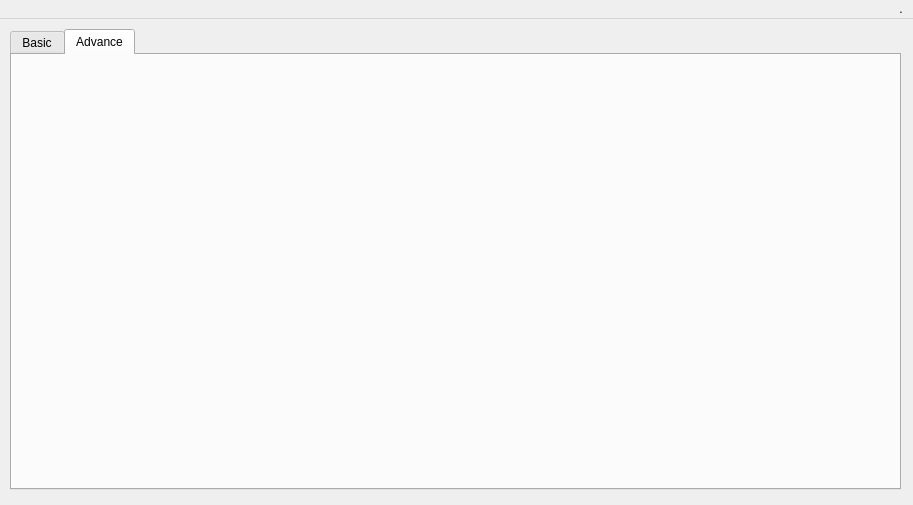
Above: mainwindow.ui from alateka/Qlear before the change. Below: the same form after it.
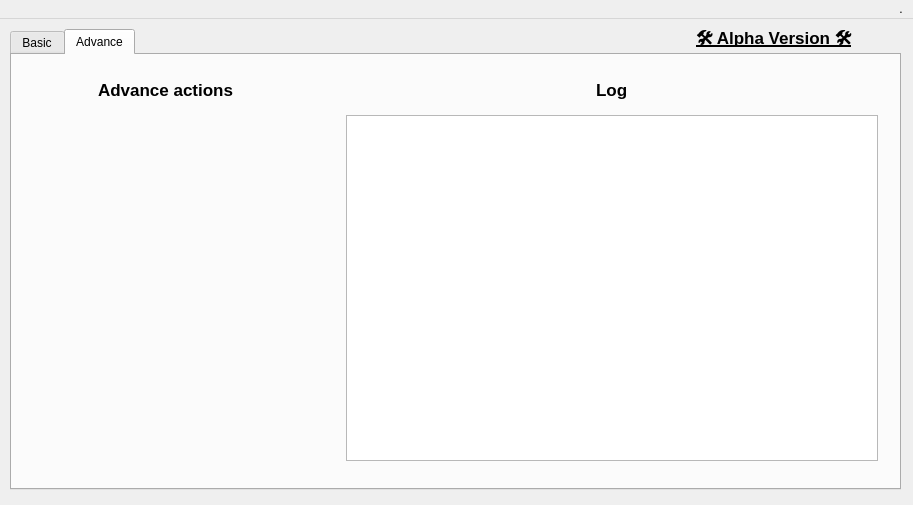
That is the form after the change. The open tabs and pages were chosen to show the change. Icons and pictures are not drawn.

```diff
--- a/mainwindow.ui
+++ b/mainwindow.ui
@@ -131,71 +131,7 @@
          </property>
         </spacer>
        </item>
-       <item row="6" column="2">
-        <spacer name="verticalSpacer">
-         <property name="orientation">
-          <enum>Qt::Vertical</enum>
-         </property>
-         <property name="sizeType">
-          <enum>QSizePolicy::Fixed</enum>
-         </property>
-         <property name="sizeHint" stdset="0">
-          <size>
-           <width>0</width>
-           <height>300</height>
-          </size>
-         </property>
-        </spacer>
-       </item>
-       <item row="2" column="3" rowspan="5" colspan="2">
-        <widget class="QTextBrowser" name="logsBox">
-         <property name="font">
-          <font>
-           <family>Ubuntu</family>
-           <pointsize>11</pointsize>
-           <stylestrategy>PreferAntialias</stylestrategy>
-          </font>
-         </property>
-         <property name="html">
-          <string>&lt;!DOCTYPE HTML PUBLIC &quot;-//W3C//DTD HTML 4.0//EN&quot; &quot;http://www.w3.org/TR/REC-html40/strict.dtd&quot;&gt;
-&lt;html&gt;&lt;head&gt;&lt;meta name=&quot;qrichtext&quot; content=&quot;1&quot; /&gt;&lt;meta charset=&quot;utf-8&quot; /&gt;&lt;style type=&quot;text/css&quot;&gt;
-p, li { white-space: pre-wrap; }
-hr { height: 1px; border-width: 0; }
-li.unchecked::marker { content: &quot;\2610&quot;; }
-li.checked::marker { content: &quot;\2612&quot;; }
-&lt;/style&gt;&lt;/head&gt;&lt;body style=&quot; font-family:'Ubuntu'; font-size:11pt; font-weight:400; font-style:normal;&quot;&gt;
-&lt;p style=&quot;-qt-paragraph-type:empty; margin-top:0px; margin-bottom:0px; margin-left:0px; margin-right:0px; -qt-block-indent:0; text-indent:0px;&quot;&gt;&lt;br /&gt;&lt;/p&gt;&lt;/body&gt;&lt;/html&gt;</string>
-         </property>
-        </widget>
-       </item>
-       <item row="1" column="3" colspan="2" alignment="Qt::AlignRight">
-        <widget class="QLabel" name="logLbl_2">
-         <property name="sizePolicy">
-          <sizepolicy hsizetype="Preferred" vsizetype="Preferred">
-           <horstretch>0</horstretch>
-           <verstretch>0</verstretch>
-          </sizepolicy>
-         </property>
-         <property name="font">
-          <font>
-           <family>Ubuntu</family>
-           <pointsize>13</pointsize>
-           <italic>false</italic>
-           <bold>true</bold>
-           <underline>true</underline>
-           <strikeout>false</strikeout>
-           <stylestrategy>PreferAntialias</stylestrategy>
-          </font>
-         </property>
-         <property name="autoFillBackground">
-          <bool>false</bool>
-         </property>
-         <property name="text">
-          <string>🛠️ Alpha Version 🛠️</string>
-         </property>
-        </widget>
-       </item>
-       <item row="2" column="1" rowspan="5" alignment="Qt::AlignTop">
+       <item row="2" column="1" rowspan="2" alignment="Qt::AlignTop">
         <widget class="QPushButton" name="homeCacheBtn">
          <property name="sizePolicy">
           <sizepolicy hsizetype="Minimum" vsizetype="Fixed">
@@ -247,8 +183,175 @@
      <attribute name="title">
       <string>Advance</string>
      </attribute>
+     <widget class="QWidget" name="gridLayoutWidget_3">
+      <property name="geometry">
+       <rect>
+        <x>10</x>
+        <y>10</y>
+        <width>871</width>
+        <height>411</height>
+       </rect>
+      </property>
+      <layout class="QGridLayout" name="advanceTabGridLayout" rowstretch="0,0,0,0,0" columnstretch="0,0,0,0,0">
+       <property name="leftMargin">
+        <number>15</number>
+       </property>
+       <property name="topMargin">
+        <number>15</number>
+       </property>
+       <property name="rightMargin">
+        <number>15</number>
+       </property>
+       <property name="bottomMargin">
+        <number>15</number>
+       </property>
+       <property name="spacing">
+        <number>15</number>
+       </property>
+       <item row="2" column="3" rowspan="3" colspan="2">
+        <widget class="QTextBrowser" name="logsBox">
+         <property name="font">
+          <font>
+           <family>Ubuntu</family>
+           <pointsize>11</pointsize>
+           <stylestrategy>PreferAntialias</stylestrategy>
+          </font>
+         </property>
+         <property name="html">
+          <string>&lt;!DOCTYPE HTML PUBLIC &quot;-//W3C//DTD HTML 4.0//EN&quot; &quot;http://www.w3.org/TR/REC-html40/strict.dtd&quot;&gt;
+&lt;html&gt;&lt;head&gt;&lt;meta name=&quot;qrichtext&quot; content=&quot;1&quot; /&gt;&lt;meta charset=&quot;utf-8&quot; /&gt;&lt;style type=&quot;text/css&quot;&gt;
+p, li { white-space: pre-wrap; }
+hr { height: 1px; border-width: 0; }
+li.unchecked::marker { content: &quot;\2610&quot;; }
+li.checked::marker { content: &quot;\2612&quot;; }
+&lt;/style&gt;&lt;/head&gt;&lt;body style=&quot; font-family:'Ubuntu'; font-size:11pt; font-weight:400; font-style:normal;&quot;&gt;
+&lt;p style=&quot;-qt-paragraph-type:empty; margin-top:0px; margin-bottom:0px; margin-left:0px; margin-right:0px; -qt-block-indent:0; text-indent:0px;&quot;&gt;&lt;br /&gt;&lt;/p&gt;&lt;/body&gt;&lt;/html&gt;</string>
+         </property>
+        </widget>
+       </item>
+       <item row="1" column="2" rowspan="3">
+        <spacer name="horizontalSpacer_3">
+         <property name="orientation">
+          <enum>Qt::Horizontal</enum>
+         </property>
+         <property name="sizeType">
+          <enum>QSizePolicy::Fixed</enum>
+         </property>
+         <property name="sizeHint" stdset="0">
+          <size>
+           <width>35</width>
+           <height>0</height>
+          </size>
+         </property>
+        </spacer>
+       </item>
+       <item row="4" column="2">
+        <spacer name="verticalSpacer">
+         <property name="orientation">
+          <enum>Qt::Vertical</enum>
+         </property>
+         <property name="sizeType">
+          <enum>QSizePolicy::Fixed</enum>
+         </property>
+         <property name="sizeHint" stdset="0">
+          <size>
+           <width>0</width>
+           <height>300</height>
+          </size>
+         </property>
+        </spacer>
+       </item>
+       <item row="1" column="1" rowspan="4" alignment="Qt::AlignHCenter|Qt::AlignTop">
+        <widget class="QLabel" name="advanceActionLbl">
+         <property name="sizePolicy">
+          <sizepolicy hsizetype="Preferred" vsizetype="Preferred">
+           <horstretch>0</horstretch>
+           <verstretch>0</verstretch>
+          </sizepolicy>
+         </property>
+         <property name="font">
+          <font>
+           <family>Ubuntu</family>
+           <pointsize>13</pointsize>
+           <italic>false</italic>
+           <bold>true</bold>
+           <underline>false</underline>
+           <strikeout>false</strikeout>
+           <stylestrategy>PreferAntialias</stylestrategy>
+          </font>
+         </property>
+         <property name="autoFillBackground">
+          <bool>false</bool>
+         </property>
+         <property name="text">
+          <string>Advance actions</string>
+         </property>
+        </widget>
+       </item>
+       <item row="1" column="3" colspan="2" alignment="Qt::AlignHCenter">
+        <widget class="QLabel" name="logLbl">
+         <property name="sizePolicy">
+          <sizepolicy hsizetype="Preferred" vsizetype="Preferred">
+           <horstretch>0</horstretch>
+           <verstretch>0</verstretch>
+          </sizepolicy>
+         </property>
+         <property name="font">
+          <font>
+           <family>Ubuntu</family>
+           <pointsize>13</pointsize>
+           <italic>false</italic>
+           <bold>true</bold>
+           <underline>false</underline>
+           <strikeout>false</strikeout>
+           <stylestrategy>PreferAntialias</stylestrategy>
+          </font>
+         </property>
+         <property name="autoFillBackground">
+          <bool>false</bool>
+         </property>
+         <property name="text">
+          <string>Log</string>
+         </property>
+        </widget>
+       </item>
+      </layout>
+     </widget>
     </widget>
    </widget>
+   <widget class="QLabel" name="alphaVersionLbl">
+    <property name="geometry">
+     <rect>
+      <x>696</x>
+      <y>0</y>
+      <width>181</width>
+      <height>41</height>
+     </rect>
+    </property>
+    <property name="sizePolicy">
+     <sizepolicy hsizetype="Preferred" vsizetype="Preferred">
+      <horstretch>0</horstretch>
+      <verstretch>0</verstretch>
+     </sizepolicy>
+    </property>
+    <property name="font">
+     <font>
+      <family>Ubuntu</family>
+      <pointsize>13</pointsize>
+      <italic>false</italic>
+      <bold>true</bold>
+      <underline>true</underline>
+      <strikeout>false</strikeout>
+      <stylestrategy>PreferAntialias</stylestrategy>
+     </font>
+    </property>
+    <property name="autoFillBackground">
+     <bool>false</bool>
+    </property>
+    <property name="text">
+     <string>🛠️ Alpha Version 🛠️</string>
+    </property>
+   </widget>
   </widget>
   <widget class="QMenuBar" name="menuBar">
    <property name="geometry">
```
Left out of the diff: 15 changed lines with no effect on the pictures.
